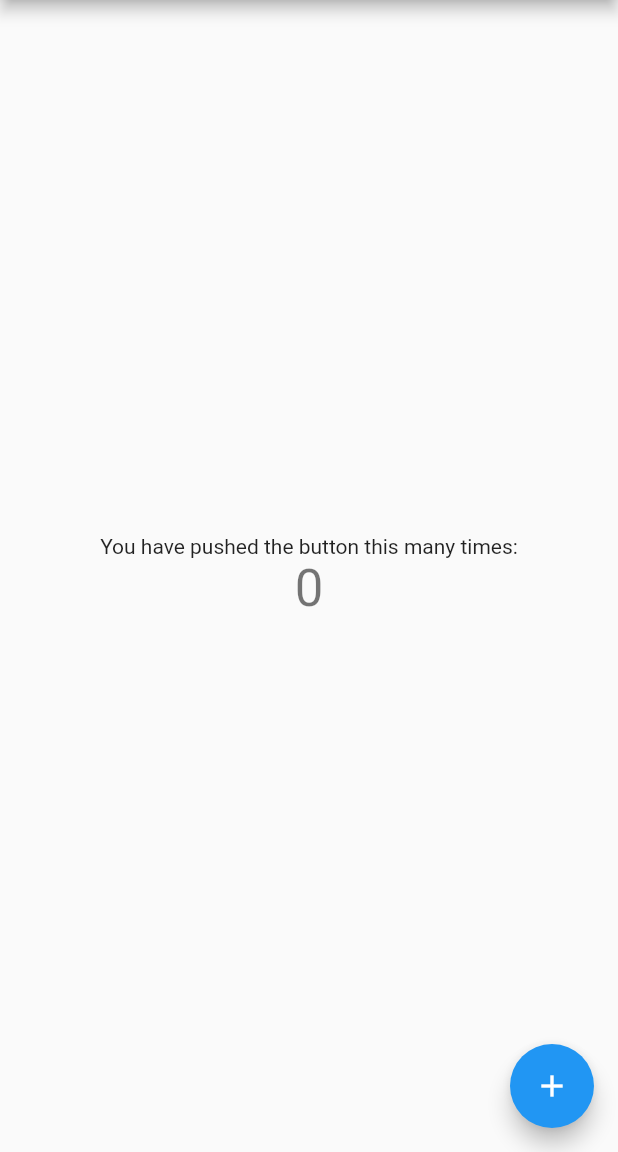
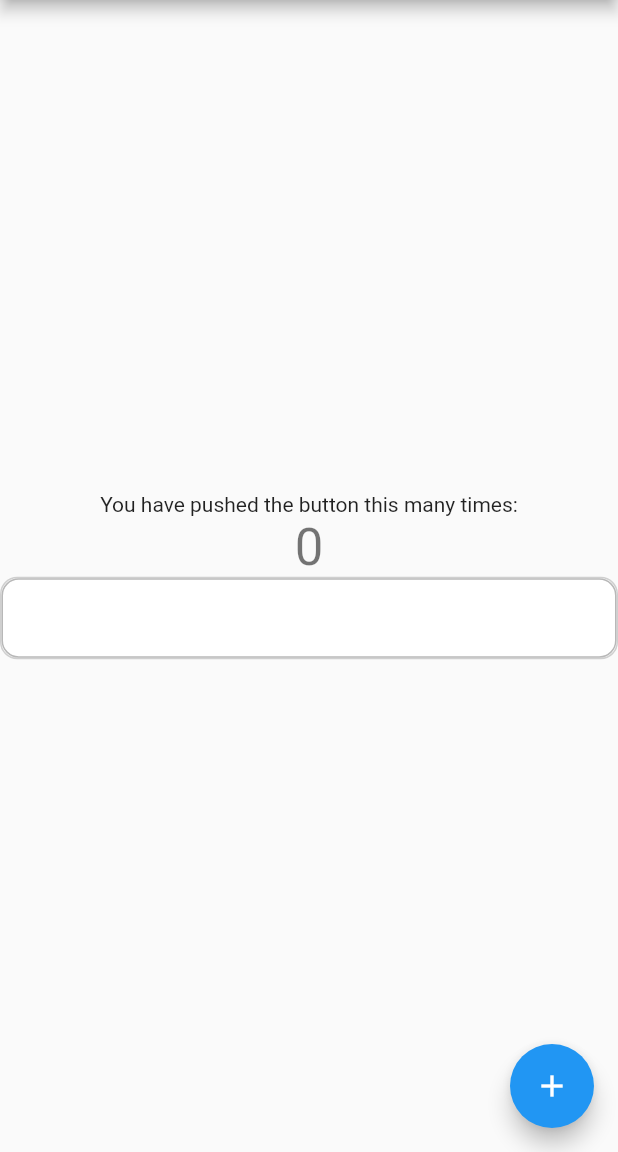
Before and after one commit to AshishAtKody/FlutterBasicCodeStructure, a Flutter app: the screen it shows after launch, on a phone screen of 412 x 824 dp, the part 84-1236 px from its top. Run offline on Flutter 3.47's test engine with Material 2 defaults, Android fonts, the phone set to English and light mode, and no system bars; our stand-ins replace cached_network_image, dio, easy_localization, flutter_riverpod, flutter_screenutil, freezed_annotation and 1 more; accounts and stored records are empty.

Commit message:
-updated common button & text form fields

```diff
--- a/lib/main.dart
+++ b/lib/main.dart
@@ -1,4 +1,7 @@
+import 'package:basic_code_structure/ui/widgets/common_form_field.dart';
+import 'package:basic_code_structure/utils/form_validations.dart';
 import 'package:flutter/material.dart';
+import 'package:flutter_screenutil/flutter_screenutil.dart';
 
 void main() {
   runApp(const MyApp());
@@ -10,6 +13,11 @@ class MyApp extends StatelessWidget {
   // This widget is the root of your application.
   @override
   Widget build(BuildContext context) {
+    return ScreenUtilInit(
+        designSize: const Size(360, 690),
+        minTextAdapt: true,
+        splitScreenMode: false,
+        builder: (context, child) {
           return MaterialApp(
             title: 'Flutter Demo',
             theme: ThemeData(
@@ -26,6 +34,7 @@ class MyApp extends StatelessWidget {
             ),
             home: const MyHomePage(title: 'Flutter Demo Home Page'),
           );
+        });
   }
 }
 
@@ -102,6 +111,9 @@ class _MyHomePageState extends State<MyHomePage> {
               '$_counter',
               style: Theme.of(context).textTheme.headline4,
             ),
+            CommonInputFormField(
+              validator: validateText, textEditingController: TextEditingController(),
+            )
           ],
         ),
       ),
--- a/lib/ui/widgets/common_button_with_icon.dart
+++ b/lib/ui/widgets/common_button_with_icon.dart
@@ -1,4 +1,3 @@
-import 'package:flutter/cupertino.dart';
 import 'package:flutter/material.dart';
 import 'package:flutter_screenutil/flutter_screenutil.dart';
 
@@ -19,7 +18,7 @@ class CommonButtonWithIcon extends StatelessWidget {
   final double? icHeight;
   final double? icWidth;
 
-  CommonButtonWithIcon(
+  const CommonButtonWithIcon(
       {Key? key,
       required this.label,
       required this.icon,
--- /dev/null
+++ b/lib/ui/widgets/common_form_field.dart
@@ -0,0 +1,182 @@
+import 'package:basic_code_structure/utils/app_colors.dart';
+import 'package:basic_code_structure/utils/app_theme.dart';
+import 'package:flutter/material.dart';
+import 'package:flutter/services.dart';
+import 'package:flutter_screenutil/flutter_screenutil.dart';
+
+class CommonInputFormField extends StatelessWidget {
+  final String? placeholderImage;
+  final double? placeholderImageHeight;
+  final double? placeholderImageWidth;
+  final double? placeholderImageHorizontalPadding;
+  final String? placeholderText;
+  final TextStyle? placeholderTextStyle;
+  final String? hintText;
+  final TextStyle? hintTextStyle;
+  final double? fieldWidth;
+  final double? fieldHeight;
+  final Color? backgroundColor;
+  final Color? borderColor;
+  final double? borderWidth;
+  final BorderRadius? borderRadius;
+  final TextEditingController textEditingController;
+  final TextStyle? fieldTextStyle;
+  final int? maxLines;
+  final int? maxLength;
+  final List<TextInputFormatter>? textInputFormatter;
+  final TextInputAction? textInputAction;
+  final TextInputType? textInputType;
+  final TextCapitalization? textCapitalization;
+  final bool? isEnable;
+  final Widget? prefixWidget;
+  final Widget? suffixWidget;
+  final InputDecoration? inputDecoration;
+  final String? Function(String?)? validator;
+
+  const CommonInputFormField({
+    Key? key,
+      this.placeholderImage,
+      this.placeholderImageHeight,
+      this.placeholderImageWidth,
+      this.placeholderImageHorizontalPadding,
+      this.placeholderText,
+      this.placeholderTextStyle,
+      this.hintText,
+      this.hintTextStyle,
+      this.fieldWidth,
+      this.fieldHeight,
+      this.backgroundColor,
+      this.borderColor,
+      this.borderWidth,
+      this.borderRadius,
+      required this.textEditingController,
+      this.fieldTextStyle,
+      this.maxLines,
+      this.maxLength,
+      this.textInputFormatter,
+      this.textInputAction,
+      this.textInputType,
+      this.textCapitalization,
+      this.isEnable,
+      this.prefixWidget,
+      this.suffixWidget,
+      this.inputDecoration,
+      required this.validator
+    }): super(key: key);
+
+  @override
+  Widget build(BuildContext context) {
+    return Column(
+      crossAxisAlignment: CrossAxisAlignment.start,
+      children: [
+        if (((placeholderImage ?? "").isNotEmpty) || ((placeholderText ?? "").isNotEmpty)) Padding(
+          padding: EdgeInsets.only(bottom: 8.h),
+          child: Row(
+            mainAxisAlignment: MainAxisAlignment.start,
+            children: [
+              if ((placeholderImage ?? "").isNotEmpty)
+                Padding(
+                  padding: EdgeInsets.symmetric(horizontal: placeholderImageHorizontalPadding ?? 0.w),
+                  child: Image.asset(
+                    placeholderImage!,
+                    height: placeholderImageHeight ?? 32,
+                    width: placeholderImageWidth ?? 32,
+                  ),
+                ),
+              if ((placeholderText ?? "").isNotEmpty)
+                Text(
+                  placeholderText!,
+                  style: placeholderTextStyle ?? AppTheme.appTextRegular.copyWith(
+                      fontSize: 12.sp,
+                      color: AppColors.clrPrimary
+                  ),
+                ),
+            ],
+          ),
+        ),
+        Container(
+          height: fieldHeight ?? 46.h,
+          width: fieldWidth ?? double.infinity,
+          decoration: BoxDecoration(
+              color: backgroundColor ?? AppColors.clrWhite,
+              borderRadius: borderRadius ?? BorderRadius.circular(10.r),
+              border: Border.all(
+                  color: borderColor ?? AppColors.clrGreyNew,
+                  width: borderWidth ?? 1
+              )
+          ),
+          child: TextFormField(
+            cursorColor: AppColors.clrPrimary,
+            controller: textEditingController,
+            style: fieldTextStyle ?? AppTheme.appTextRegular,
+            textAlign: TextAlign.start,
+            textAlignVertical: TextAlignVertical.center,
+            maxLines: maxLines ?? 1,
+            maxLength: maxLength ?? 1000,
+            inputFormatters: textInputFormatter,
+            textInputAction: textInputAction ?? TextInputAction.next,
+            keyboardType: textInputType ?? TextInputType.text,
+            textCapitalization: textCapitalization ?? TextCapitalization.none,
+            decoration: InputDecoration(
+              enabled: isEnable ?? true,
+                counterText: "",
+                filled: true,
+                fillColor: AppColors.clrTransparent,
+                  // contentPadding: prefixIcon != null
+                  //     ? const EdgeInsets.only(right: 8.0)
+                  //     : const EdgeInsets.only(left: 8.0, right: 8),
+                prefixIcon: prefixWidget,
+                disabledBorder: OutlineInputBorder(
+                  borderSide: BorderSide(
+                    color: AppColors.clrHintText,
+                    width: 1,
+                    style: BorderStyle.solid,
+                  ),
+                  borderRadius: borderRadius ?? BorderRadius.circular(10.r),
+                ),
+                focusedBorder: OutlineInputBorder(
+                  borderSide: BorderSide(
+                    color: AppColors.clrHintText,
+                    width: 1,
+                    style: BorderStyle.solid,
+                  ),
+                  borderRadius: borderRadius ?? BorderRadius.circular(10.r),
+                ),
+                focusedErrorBorder: OutlineInputBorder(
+                  borderSide: BorderSide(
+                    color: AppColors.clrRed,
+                    width: 1,
+                    style: BorderStyle.solid,
+                  ),
+                  borderRadius: borderRadius ?? BorderRadius.circular(10.r),
+                ),
+                enabledBorder: OutlineInputBorder(
+                  borderSide: BorderSide(
+                    color: AppColors.clrHintText,
+                    width: 1,
+                    style: BorderStyle.solid,
+                  ),
+                  borderRadius: borderRadius ?? BorderRadius.circular(10.r),
+                ),
+                errorBorder: OutlineInputBorder(
+                  borderSide: BorderSide(
+                    color: AppColors.clrRed,
+                    width: 1,
+                    style: BorderStyle.solid,
+                  ),
+                  borderRadius: borderRadius ?? BorderRadius.circular(10.r),
+                ),
+                border: InputBorder.none,
+              hintText: hintText,
+              hintStyle: hintTextStyle
+            ),
+            onFieldSubmitted: (text) {
+              textEditingController.text = text;
+            },
+            validator: validator,
+          ),
+        )
+      ],
+    );
+  }
+}
```
Also changed, not shown: lib/ui/widgets/commonImageAsset.dart (deleted, +0 -29 lines), lib/ui/widgets/common_button.dart (+12 -4 lines), lib/ui/widgets/round_button.dart (+104 -52 lines). Lines whose indentation alone changed are shown as unchanged.
